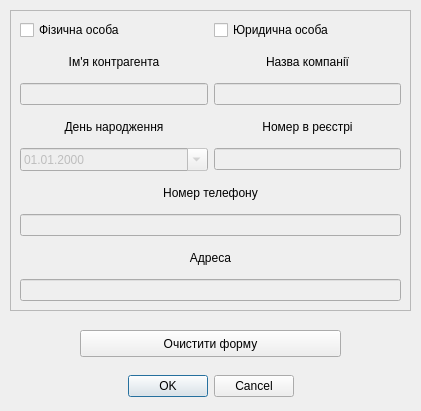
The window that dialog_contractors.ui (landrew31/db_course_work) describes before a commit, drawn with Qt 5.
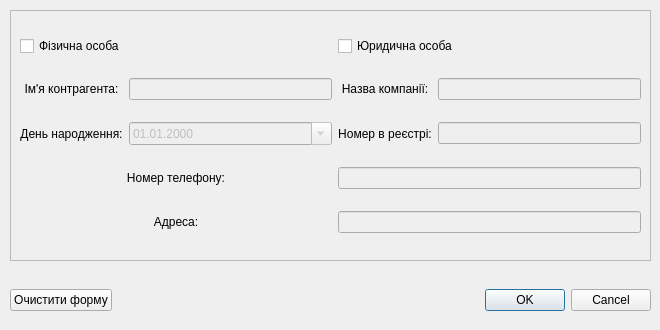
The same window after the commit.

Patch:
```diff
--- a/dialog_contractors.ui
+++ b/dialog_contractors.ui
@@ -6,39 +6,20 @@
    <rect>
     <x>0</x>
     <y>0</y>
-    <width>421</width>
-    <height>411</height>
+    <width>660</width>
+    <height>330</height>
    </rect>
   </property>
   <property name="windowTitle">
    <string>Dialog</string>
   </property>
-  <widget class="QDialogButtonBox" name="buttonBox">
-   <property name="geometry">
-    <rect>
-     <x>10</x>
-     <y>370</y>
-     <width>401</width>
-     <height>32</height>
-    </rect>
-   </property>
-   <property name="orientation">
-    <enum>Qt::Horizontal</enum>
-   </property>
-   <property name="standardButtons">
-    <set>QDialogButtonBox::Cancel|QDialogButtonBox::Ok</set>
-   </property>
-   <property name="centerButtons">
-    <bool>true</bool>
-   </property>
-  </widget>
   <widget class="QFrame" name="frame_2">
    <property name="geometry">
     <rect>
      <x>10</x>
      <y>10</y>
-     <width>401</width>
-     <height>301</height>
+     <width>641</width>
+     <height>251</height>
     </rect>
    </property>
    <property name="frameShape">
@@ -47,24 +28,47 @@
    <property name="frameShadow">
     <enum>QFrame::Raised</enum>
    </property>
-   <widget class="QWidget" name="gridLayoutWidget_2">
+   <widget class="QWidget" name="gridLayoutWidget">
     <property name="geometry">
      <rect>
       <x>10</x>
       <y>10</y>
-      <width>381</width>
-      <height>281</height>
+      <width>621</width>
+      <height>231</height>
      </rect>
     </property>
-    <layout class="QGridLayout" name="gridLayout_2">
-     <item row="0" column="1">
+    <layout class="QGridLayout" name="gridLayout">
+     <item row="2" column="3">
+      <widget class="QLineEdit" name="state_number_field">
+       <property name="enabled">
+        <bool>false</bool>
+       </property>
+       <property name="text">
+        <string/>
+       </property>
+       <property name="dragEnabled">
+        <bool>false</bool>
+       </property>
+       <property name="readOnly">
+        <bool>false</bool>
+       </property>
+      </widget>
+     </item>
+     <item row="1" column="3">
+      <widget class="QLineEdit" name="company_name_field">
+       <property name="enabled">
+        <bool>false</bool>
+       </property>
+      </widget>
+     </item>
+     <item row="0" column="2" colspan="2">
       <widget class="QCheckBox" name="is_entity">
        <property name="text">
         <string>Юридична особа </string>
        </property>
       </widget>
      </item>
-     <item row="7" column="0" colspan="2">
+     <item row="3" column="2" colspan="2">
       <widget class="QLineEdit" name="phone_field">
        <property name="enabled">
         <bool>false</bool>
@@ -75,23 +79,36 @@
       </widget>
      </item>
      <item row="2" column="0">
-      <widget class="QLineEdit" name="contractor_name_field">
-       <property name="enabled">
+      <widget class="QLabel" name="label_2">
+       <property name="text">
+        <string>День народження:</string>
+       </property>
+       <property name="alignment">
+        <set>Qt::AlignCenter</set>
+       </property>
+      </widget>
+     </item>
+     <item row="1" column="0">
+      <widget class="QLabel" name="label_5">
+       <property name="text">
+        <string>Ім'я контрагента:</string>
+       </property>
+       <property name="alignment">
+        <set>Qt::AlignCenter</set>
+       </property>
+      </widget>
+     </item>
+     <item row="0" column="0" colspan="2">
+      <widget class="QCheckBox" name="is_individual">
+       <property name="text">
+        <string>Фізична особа</string>
+       </property>
+       <property name="checked">
         <bool>false</bool>
        </property>
-       <property name="alignment">
-        <set>Qt::AlignCenter</set>
-       </property>
       </widget>
      </item>
      <item row="2" column="1">
-      <widget class="QLineEdit" name="company_name_field">
-       <property name="enabled">
-        <bool>false</bool>
-       </property>
-      </widget>
-     </item>
-     <item row="4" column="0">
       <widget class="QDateEdit" name="birthday_field">
        <property name="enabled">
         <bool>false</bool>
@@ -114,96 +131,60 @@
        </property>
       </widget>
      </item>
-     <item row="4" column="1">
-      <widget class="QLineEdit" name="state_number_field">
-       <property name="enabled">
-        <bool>false</bool>
-       </property>
+     <item row="2" column="2">
+      <widget class="QLabel" name="label_3">
        <property name="text">
-        <string/>
+        <string>Номер в реєстрі:</string>
        </property>
-       <property name="dragEnabled">
-        <bool>false</bool>
-       </property>
-       <property name="readOnly">
-        <bool>false</bool>
-       </property>
-      </widget>
-     </item>
-     <item row="1" column="0">
-      <widget class="QLabel" name="label_5">
-       <property name="text">
-        <string>Ім'я контрагента</string>
-       </property>
        <property name="alignment">
         <set>Qt::AlignCenter</set>
        </property>
       </widget>
      </item>
-     <item row="8" column="0" colspan="2">
-      <widget class="QLabel" name="label_7">
-       <property name="text">
-        <string>Адреса</string>
-       </property>
-       <property name="alignment">
-        <set>Qt::AlignCenter</set>
-       </property>
-      </widget>
-     </item>
-     <item row="0" column="0">
-      <widget class="QCheckBox" name="is_individual">
-       <property name="text">
-        <string>Фізична особа</string>
-       </property>
-       <property name="checked">
-        <bool>false</bool>
-       </property>
-      </widget>
-     </item>
-     <item row="6" column="0" colspan="2">
+     <item row="3" column="0" colspan="2">
       <widget class="QLabel" name="label_6">
        <property name="text">
-        <string>Номер телефону</string>
+        <string>Номер телефону:</string>
        </property>
        <property name="alignment">
         <set>Qt::AlignCenter</set>
        </property>
       </widget>
      </item>
-     <item row="9" column="0" colspan="2">
-      <widget class="QLineEdit" name="adress_field">
-       <property name="enabled">
-        <bool>false</bool>
-       </property>
-       <property name="alignment">
-        <set>Qt::AlignCenter</set>
-       </property>
-      </widget>
-     </item>
-     <item row="1" column="1">
+     <item row="1" column="2">
       <widget class="QLabel" name="label">
        <property name="text">
-        <string>Назва компанії</string>
+        <string>Назва компанії:</string>
        </property>
        <property name="alignment">
         <set>Qt::AlignCenter</set>
        </property>
       </widget>
      </item>
-     <item row="3" column="0">
-      <widget class="QLabel" name="label_2">
-       <property name="text">
-        <string>День народження</string>
+     <item row="1" column="1">
+      <widget class="QLineEdit" name="contractor_name_field">
+       <property name="enabled">
+        <bool>false</bool>
        </property>
        <property name="alignment">
         <set>Qt::AlignCenter</set>
        </property>
       </widget>
      </item>
-     <item row="3" column="1">
-      <widget class="QLabel" name="label_3">
+     <item row="4" column="0" colspan="2">
+      <widget class="QLabel" name="label_7">
        <property name="text">
-        <string>Номер в реєстрі</string>
+        <string>Адреса:</string>
+       </property>
+       <property name="alignment">
+        <set>Qt::AlignCenter</set>
+       </property>
+      </widget>
+     </item>
+     <item row="4" column="2" colspan="2">
+      <widget class="QLineEdit" name="adress_field">
+       <property name="enabled">
+        <bool>false</bool>
        </property>
        <property name="alignment">
         <set>Qt::AlignCenter</set>
@@ -212,19 +193,40 @@
      </item>
     </layout>
    </widget>
+   <zorder>gridLayoutWidget</zorder>
+   <zorder>gridLayoutWidget</zorder>
   </widget>
-  <widget class="QPushButton" name="clear_contr_form">
+  <widget class="QWidget" name="horizontalLayoutWidget">
    <property name="geometry">
     <rect>
-     <x>80</x>
-     <y>330</y>
-     <width>261</width>
-     <height>27</height>
+     <x>10</x>
+     <y>280</y>
+     <width>641</width>
+     <height>41</height>
     </rect>
    </property>
-   <property name="text">
-    <string>Очистити форму</string>
-   </property>
+   <layout class="QHBoxLayout" name="horizontalLayout">
+    <item>
+     <widget class="QPushButton" name="clear_contr_form">
+      <property name="text">
+       <string>Очистити форму</string>
+      </property>
+     </widget>
+    </item>
+    <item>
+     <widget class="QDialogButtonBox" name="buttonBox">
+      <property name="orientation">
+       <enum>Qt::Horizontal</enum>
+      </property>
+      <property name="standardButtons">
+       <set>QDialogButtonBox::Cancel|QDialogButtonBox::Ok</set>
+      </property>
+      <property name="centerButtons">
+       <bool>false</bool>
+      </property>
+     </widget>
+    </item>
+   </layout>
   </widget>
  </widget>
  <resources/>
```
